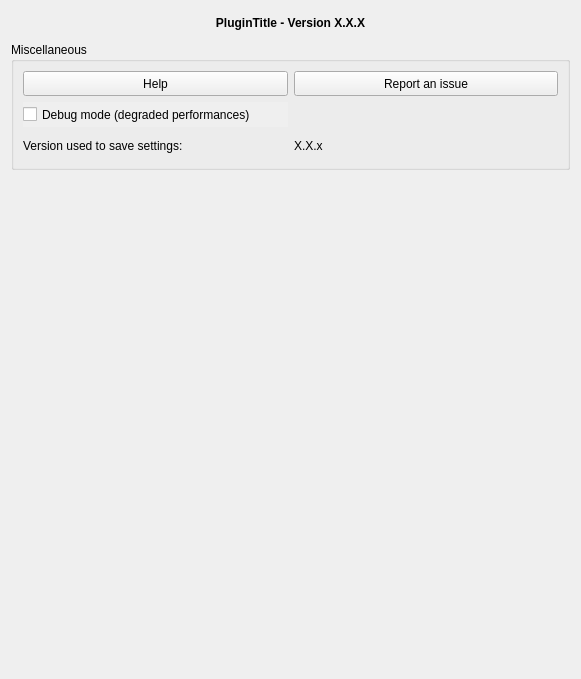
JulesGrillot/plugin-qgis-geoplateforme, file vectiler/gui/dlg_settings.ui: the form before one commit.
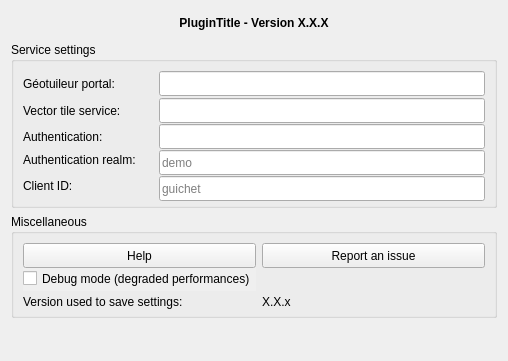
The form after the commit. Icons and pictures are not drawn.

Commit message: Add geotuileur settings fields

```diff
--- a/vectiler/gui/dlg_settings.ui
+++ b/vectiler/gui/dlg_settings.ui
@@ -6,8 +6,8 @@
    <rect>
     <x>0</x>
     <y>0</y>
-    <width>581</width>
-    <height>679</height>
+    <width>508</width>
+    <height>361</height>
    </rect>
   </property>
   <property name="windowTitle">
@@ -60,6 +60,202 @@
      </property>
     </widget>
    </item>
+   <item>
+    <widget class="QGroupBox" name="grp_network">
+     <property name="minimumSize">
+      <size>
+       <width>0</width>
+       <height>25</height>
+      </size>
+     </property>
+     <property name="title">
+      <string>Service settings</string>
+     </property>
+     <layout class="QGridLayout" name="gridLayout_2">
+      <item row="1" column="1">
+       <widget class="QLineEdit" name="lne_url_service_vt">
+        <property name="minimumSize">
+         <size>
+          <width>250</width>
+          <height>25</height>
+         </size>
+        </property>
+        <property name="maximumSize">
+         <size>
+          <width>1000</width>
+          <height>30</height>
+         </size>
+        </property>
+        <property name="inputMethodHints">
+         <set>Qt::ImhUrlCharactersOnly</set>
+        </property>
+       </widget>
+      </item>
+      <item row="2" column="0">
+       <widget class="QLabel" name="lbl_url_auth">
+        <property name="minimumSize">
+         <size>
+          <width>130</width>
+          <height>25</height>
+         </size>
+        </property>
+        <property name="maximumSize">
+         <size>
+          <width>16777215</width>
+          <height>30</height>
+         </size>
+        </property>
+        <property name="text">
+         <string>Authentication:</string>
+        </property>
+       </widget>
+      </item>
+      <item row="0" column="1">
+       <widget class="QLineEdit" name="lne_url_geotuileur">
+        <property name="minimumSize">
+         <size>
+          <width>250</width>
+          <height>25</height>
+         </size>
+        </property>
+        <property name="maximumSize">
+         <size>
+          <width>1000</width>
+          <height>30</height>
+         </size>
+        </property>
+        <property name="inputMethodHints">
+         <set>Qt::ImhUrlCharactersOnly</set>
+        </property>
+       </widget>
+      </item>
+      <item row="0" column="0">
+       <widget class="QLabel" name="lbl_url_geotuileur">
+        <property name="minimumSize">
+         <size>
+          <width>130</width>
+          <height>25</height>
+         </size>
+        </property>
+        <property name="maximumSize">
+         <size>
+          <width>16777215</width>
+          <height>30</height>
+         </size>
+        </property>
+        <property name="text">
+         <string>Géotuileur portal:</string>
+        </property>
+       </widget>
+      </item>
+      <item row="3" column="1">
+       <widget class="QLineEdit" name="lne_auth_realm">
+        <property name="minimumSize">
+         <size>
+          <width>0</width>
+          <height>25</height>
+         </size>
+        </property>
+        <property name="maximumSize">
+         <size>
+          <width>1000</width>
+          <height>30</height>
+         </size>
+        </property>
+        <property name="inputMethodHints">
+         <set>Qt::ImhLatinOnly|Qt::ImhPreferLowercase</set>
+        </property>
+        <property name="placeholderText">
+         <string>demo</string>
+        </property>
+       </widget>
+      </item>
+      <item row="2" column="1">
+       <widget class="QLineEdit" name="lne_url_auth">
+        <property name="minimumSize">
+         <size>
+          <width>250</width>
+          <height>25</height>
+         </size>
+        </property>
+        <property name="maximumSize">
+         <size>
+          <width>1000</width>
+          <height>30</height>
+         </size>
+        </property>
+        <property name="inputMethodHints">
+         <set>Qt::ImhUrlCharactersOnly</set>
+        </property>
+       </widget>
+      </item>
+      <item row="3" column="0">
+       <widget class="QLabel" name="lbl_auth_realm">
+        <property name="maximumSize">
+         <size>
+          <width>16777215</width>
+          <height>30</height>
+         </size>
+        </property>
+        <property name="text">
+         <string>Authentication realm:</string>
+        </property>
+       </widget>
+      </item>
+      <item row="1" column="0">
+       <widget class="QLabel" name="lbl_url_service_vt">
+        <property name="minimumSize">
+         <size>
+          <width>130</width>
+          <height>25</height>
+         </size>
+        </property>
+        <property name="maximumSize">
+         <size>
+          <width>16777215</width>
+          <height>30</height>
+         </size>
+        </property>
+        <property name="text">
+         <string>Vector tile service:</string>
+        </property>
+       </widget>
+      </item>
+      <item row="4" column="1">
+       <widget class="QLineEdit" name="lne_auth_client_id">
+        <property name="minimumSize">
+         <size>
+          <width>0</width>
+          <height>25</height>
+         </size>
+        </property>
+        <property name="maximumSize">
+         <size>
+          <width>1000</width>
+          <height>30</height>
+         </size>
+        </property>
+        <property name="placeholderText">
+         <string>guichet</string>
+        </property>
+       </widget>
+      </item>
+      <item row="4" column="0">
+       <widget class="QLabel" name="lbl_auth_client_id">
+        <property name="maximumSize">
+         <size>
+          <width>16777215</width>
+          <height>30</height>
+         </size>
+        </property>
+        <property name="text">
+         <string>Client ID:</string>
+        </property>
+       </widget>
+      </item>
+     </layout>
+    </widget>
+   </item>
    <item>
     <widget class="QGroupBox" name="grp_misc">
      <property name="minimumSize">
```
The commit also changes 2 other files.
